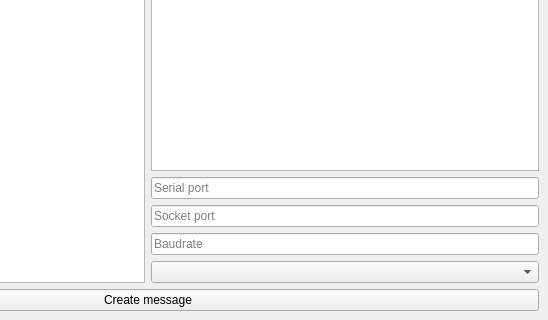
Qt form serv.ui (wei-blip/python_gui_rts) before a commit; both pictures show x 252 to 800 and y 280 to 600 of the 800 by 600 pixel window.
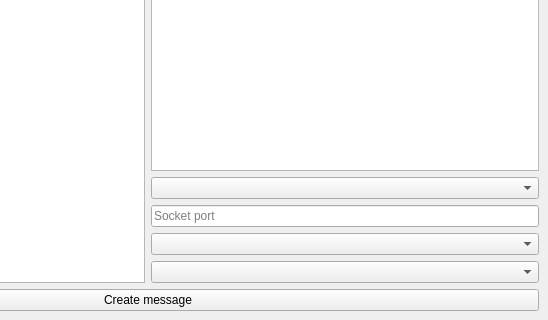
The same form after that commit.

Patch:
```diff
--- a/serv.ui
+++ b/serv.ui
@@ -37,11 +37,7 @@
          </widget>
         </item>
         <item>
-         <widget class="QLineEdit" name="serialPort">
-          <property name="placeholderText">
-           <string>Serial port</string>
-          </property>
-         </widget>
+         <widget class="QComboBox" name="serialPort"/>
         </item>
         <item>
          <widget class="QLineEdit" name="socketPort">
@@ -51,11 +47,7 @@
          </widget>
         </item>
         <item>
-         <widget class="QLineEdit" name="baudrateSerialPort">
-          <property name="placeholderText">
-           <string>Baudrate</string>
-          </property>
-         </widget>
+         <widget class="QComboBox" name="baudrateSerialPort"/>
         </item>
         <item>
          <widget class="QComboBox" name="choiceMessage">
```
